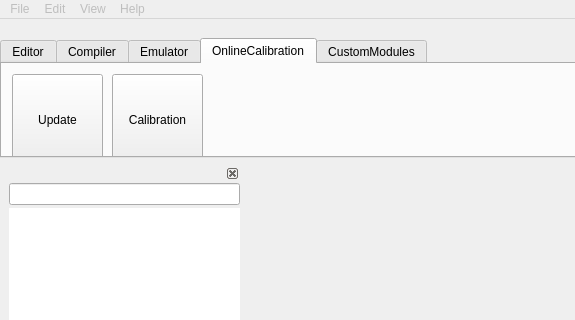
L-Net-1992/ADAS_AD_Developer, file dialogs/mainwindow.ui: the form before one commit; both pictures show x 0 to 575 and y 0 to 320 of the 1280 by 800 pixel window.
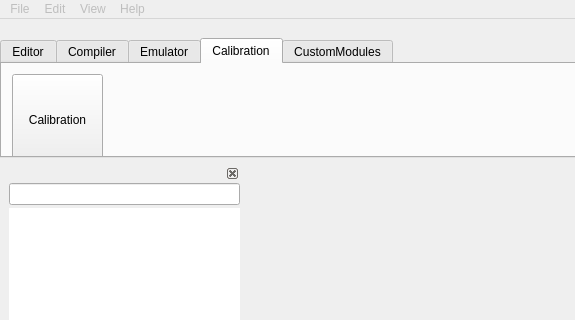
The form after the commit. The open tabs and pages were chosen to show the change. Icons and pictures are not drawn. Custom widgets are drawn as their Qt base class.

Commit message: 增加标定界面

What changed in the file:
```diff
--- a/dialogs/mainwindow.ui
+++ b/dialogs/mainwindow.ui
@@ -1129,41 +1129,12 @@
          <font/>
         </property>
         <attribute name="title">
-         <string>OnlineCalibration</string>
+         <string>Calibration</string>
         </attribute>
-        <widget class="QToolButton" name="pb_update">
-         <property name="geometry">
-          <rect>
-           <x>10</x>
-           <y>10</y>
-           <width>91</width>
-           <height>91</height>
-          </rect>
-         </property>
-         <property name="focusPolicy">
-          <enum>Qt::NoFocus</enum>
-         </property>
-         <property name="text">
-          <string>Update</string>
-         </property>
-         <property name="icon">
-          <iconset resource="../image.qrc">
-           <normaloff>:/res/update.png</normaloff>:/res/update.png</iconset>
-         </property>
-         <property name="iconSize">
-          <size>
-           <width>24</width>
-           <height>24</height>
-          </size>
-         </property>
-         <property name="toolButtonStyle">
-          <enum>Qt::ToolButtonTextUnderIcon</enum>
-         </property>
-        </widget>
         <widget class="QToolButton" name="tb_calibration">
          <property name="geometry">
           <rect>
-           <x>110</x>
+           <x>10</x>
            <y>10</y>
            <width>91</width>
            <height>91</height>
```
Left out of the diff: 2 changed lines with no effect on the pictures. The commit also changes 7 other files.
